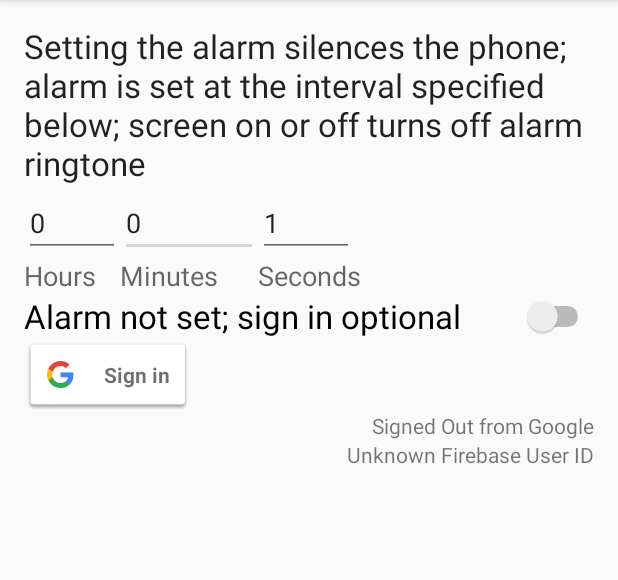
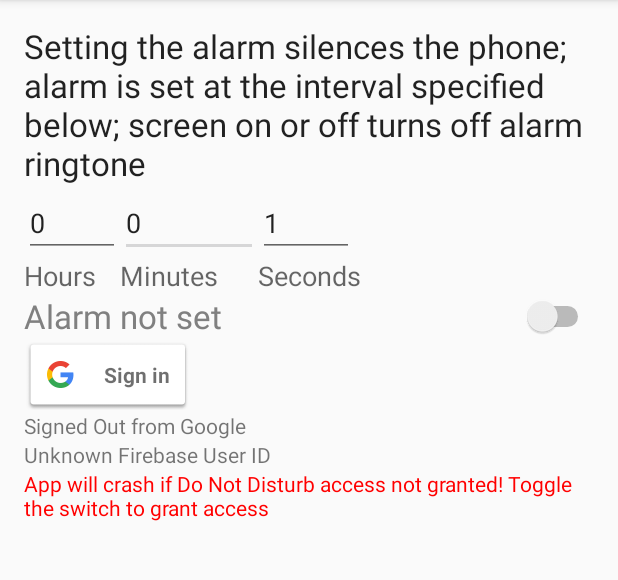
Before and after one commit to hilliao/enterprise-solutions, an Android app: the screen it shows after launch (MainActivity), on a phone screen of 412 x 824 dp, the part 84-664 px from its top. Run offline under Robolectric (Android 15) with nearby library versions, the phone set to English and light mode, and no system bars; our stand-ins replace Firebase (no records; nobody signed in at launch, a user with empty details on screens opened directly).

Commit message:
Change Do Not Disturb access to be on demand at switch toggle time; display warning when Do Not Disturb access is not granted; added scrolling to horizontal view;

```diff
--- a/NapTimeAlarm/app/build.gradle
+++ b/NapTimeAlarm/app/build.gradle
@@ -8,8 +8,8 @@ android {
         applicationId "com.dlinkddns.hil.naptimealarm"
         minSdkVersion 21
         targetSdkVersion 28
-        versionCode 12
-        versionName "0.4"
+        versionCode 14
+        versionName "0.5"
     }
     compileOptions {
         sourceCompatibility JavaVersion.VERSION_1_8
--- a/NapTimeAlarm/app/src/main/java/com/dlinkddns/hil/naptimealarm/MainActivity.java
+++ b/NapTimeAlarm/app/src/main/java/com/dlinkddns/hil/naptimealarm/MainActivity.java
@@ -76,7 +76,7 @@ public class MainActivity extends AppCompatActivity {
         Toolbar toolbar = findViewById(R.id.toolbar);
         setSupportActionBar(toolbar);
 
-        // android.permission.ACCESS_NOTIFICATION_POLICY -> request user's permission to Do Not Disturb access
+        // for SDK >= 23, android.permission.ACCESS_NOTIFICATION_POLICY -> request user's permission to Do Not Disturb access
         NotificationManager notificationManager =
                 (NotificationManager) getApplicationContext().getSystemService(Context.NOTIFICATION_SERVICE);
         if (Build.VERSION.SDK_INT >= Build.VERSION_CODES.M
@@ -89,10 +89,18 @@ public class MainActivity extends AppCompatActivity {
         alarmSwitch = findViewById(R.id.switchAlarm);
         alarmSwitch.setOnCheckedChangeListener((buttonView, isChecked) -> {
             // app crash if not have Do Not Disturb access: java.lang.SecurityException: Not allowed to change Do Not Disturb state
-            Toast.makeText(MainActivity.this, R.string.Warning_Do_Not_Disturb_access, Toast.LENGTH_SHORT).show();
-
-            // switch alarm timer on or off where timer-on turns on Do Not Disturb
-            alarmSwitchLogic(isChecked, alarmSwitch);
+            if (Build.VERSION.SDK_INT >= Build.VERSION_CODES.M) {
+                if (!notificationManager.isNotificationPolicyAccessGranted()) {
+                    alarmSwitch.setChecked(false);
+                    Intent intent = new Intent(android.provider.Settings.ACTION_NOTIFICATION_POLICY_ACCESS_SETTINGS);
+                    startActivity(intent);
+                } else {
+                    // switch alarm timer on or off where timer-on turns on Do Not Disturb
+                    alarmSwitchLogic(isChecked, alarmSwitch);
+                }
+            } else {
+                alarmSwitchLogic(isChecked, alarmSwitch);
+            }
         });
         previousDoNotDisturbMode = UNASSIGNED;
         previousAlarmMode = UNASSIGNED;
@@ -182,6 +190,23 @@ public class MainActivity extends AppCompatActivity {
 
         Intent intent = new Intent(this, PlayRingtoneReceiver.class);
         playRingtoneIntent = PendingIntent.getBroadcast(this, 0, intent, 0);
+    }
+
+    @Override
+    protected void onResume() {
+        super.onResume();
+
+        // check if user has granted Do Not Disturb access
+        if (Build.VERSION.SDK_INT >= Build.VERSION_CODES.M) {
+            TextView DnDWarning = findViewById(R.id.DnDAccessWarning);
+            NotificationManager notificationManager =
+                    (NotificationManager) getApplicationContext().getSystemService(Context.NOTIFICATION_SERVICE);
+            if (!notificationManager.isNotificationPolicyAccessGranted()) {
+                DnDWarning.setVisibility(View.VISIBLE);
+            } else {
+                DnDWarning.setVisibility(View.INVISIBLE);
+            }
+        }
     }
 
     public void onActivityResult(int requestCode, int resultCode, Intent data) {
--- a/NapTimeAlarm/app/src/main/res/layout/content_main.xml
+++ b/NapTimeAlarm/app/src/main/res/layout/content_main.xml
@@ -3,7 +3,7 @@
     xmlns:app="http://schemas.android.com/apk/res-auto"
     xmlns:tools="http://schemas.android.com/tools"
     android:layout_width="match_parent"
-    android:layout_height="match_parent"
+    android:layout_height="wrap_content"
     android:paddingLeft="@dimen/activity_horizontal_margin"
     android:paddingTop="@dimen/activity_vertical_margin"
     android:paddingRight="@dimen/activity_horizontal_margin"
@@ -11,6 +11,15 @@
     app:layout_behavior="@string/appbar_scrolling_view_behavior"
     tools:context="com.dlinkddns.hil.naptimealarm.MainActivity"
     tools:showIn="@layout/activity_main">
+
+    <ScrollView
+        android:layout_width="fill_parent"
+        android:layout_height="fill_parent">
+
+        <RelativeLayout
+            android:id="@+id/contentLayout"
+            android:layout_width="fill_parent"
+            android:layout_height="wrap_content">
 
             <TextView
                 android:id="@+id/introText"
@@ -90,7 +99,8 @@
                 android:checked="false"
                 android:text="@string/alarm_not_set_text"
                 android:textAppearance="?android:attr/textAppearanceLarge"
-        android:textOff="Alarm not set"
+                android:textColor="#808080"
+                android:textOff="@string/alarm_not_set_text"
                 android:textOn="@string/alarm_set_text" />
 
             <com.google.android.gms.common.SignInButton
@@ -115,7 +125,7 @@
                 android:layout_width="wrap_content"
                 android:layout_height="wrap_content"
                 android:layout_below="@+id/sign_out_button"
-        android:layout_alignParentEnd="true"
+                android:layout_alignParentStart="true"
                 android:text="GoogleUserInfo"
                 android:textIsSelectable="true" />
 
@@ -124,7 +134,19 @@
                 android:layout_width="wrap_content"
                 android:layout_height="wrap_content"
                 android:layout_below="@+id/textViewGoogleUser"
-        android:layout_alignParentEnd="true"
+                android:layout_alignParentStart="true"
                 android:text="FirebaseUserInfo"
                 android:textIsSelectable="true" />
+
+            <TextView
+                android:id="@+id/DnDAccessWarning"
+                android:layout_width="wrap_content"
+                android:layout_height="wrap_content"
+                android:layout_below="@+id/textViewFirebaseUser"
+                android:layout_alignStart="@+id/introText"
+                android:text="@string/Warning_Do_Not_Disturb_access"
+                android:textColor="#ff0000" />
+
         </RelativeLayout>
+    </ScrollView>
+</RelativeLayout>
--- a/NapTimeAlarm/app/src/main/res/values/strings.xml
+++ b/NapTimeAlarm/app/src/main/res/values/strings.xml
@@ -1,7 +1,7 @@
 <resources>
     <string name="app_name">Nap Time Alarm</string>
     <string name="menuitem_text">Git Source</string>
-    <string name="alarm_not_set_text">Alarm not set; sign in optional</string>
+    <string name="alarm_not_set_text">Alarm not set</string>
     <string name="alarm_set_text">Alarm is set</string>
     <string name="alarm_set_at">Alarm set at %s</string>
     <string name="sign_out">Sign out</string>
@@ -14,6 +14,6 @@
     <string name="intro_text_alarm_on">Switching off the red toggle or screen on,off stops alarm ringtone</string>
     <string name="time_input_error">one of the time inputs not acceptable</string>
     <string name="Google_signin_error">Google Play Services sign in error</string>
-    <string name="Warning_Do_Not_Disturb_access">App will crash if Do Not Disturb access not granted</string>
+    <string name="Warning_Do_Not_Disturb_access">App will crash if Do Not Disturb access not granted! Toggle the switch to grant access</string>
     <string name="gitsource">https://github.com/hilliao/enterprise-solutions/tree/master/NapTimeAlarm</string>
 </resources>
```
Lines whose indentation alone changed are shown as unchanged.
